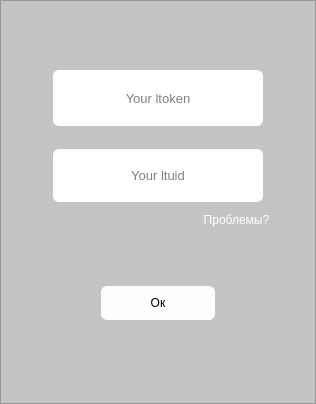
This is interface/cookie_dialog.ui in waffflezz/Genshin-manager as Qt 5 draws it before an edit. The edited form follows.
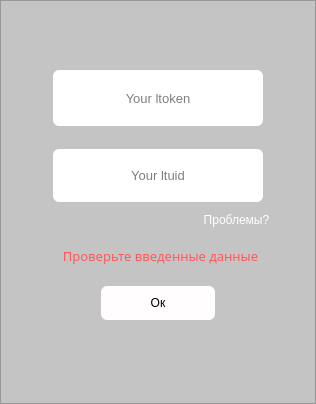
This is the edited form. Icons and pictures are not drawn.

Commit message: Update cookie widget

```diff
--- a/interface/cookie_dialog.ui
+++ b/interface/cookie_dialog.ui
@@ -190,6 +190,34 @@
        <string>Проблемы?</string>
       </property>
      </widget>
+     <widget class="QLabel" name="label">
+      <property name="enabled">
+       <bool>true</bool>
+      </property>
+      <property name="geometry">
+       <rect>
+        <x>50</x>
+        <y>240</y>
+        <width>221</width>
+        <height>31</height>
+       </rect>
+      </property>
+      <property name="font">
+       <font>
+        <family>Cascadia Mono</family>
+        <pointsize>10</pointsize>
+       </font>
+      </property>
+      <property name="styleSheet">
+       <string notr="true">color: rgb(255, 88, 91);</string>
+      </property>
+      <property name="text">
+       <string>Проверьте введенные данные</string>
+      </property>
+      <property name="alignment">
+       <set>Qt::AlignCenter</set>
+      </property>
+     </widget>
     </widget>
    </item>
   </layout>
```
The commit also changes 4 other files.
